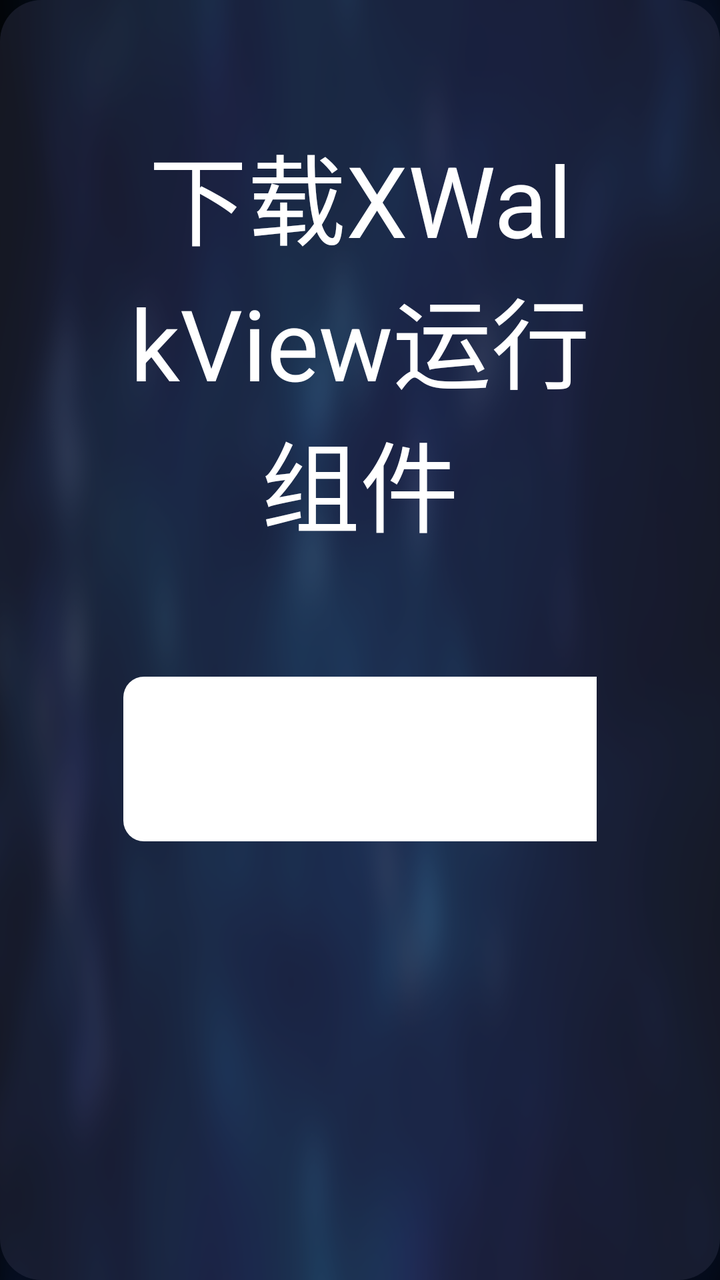
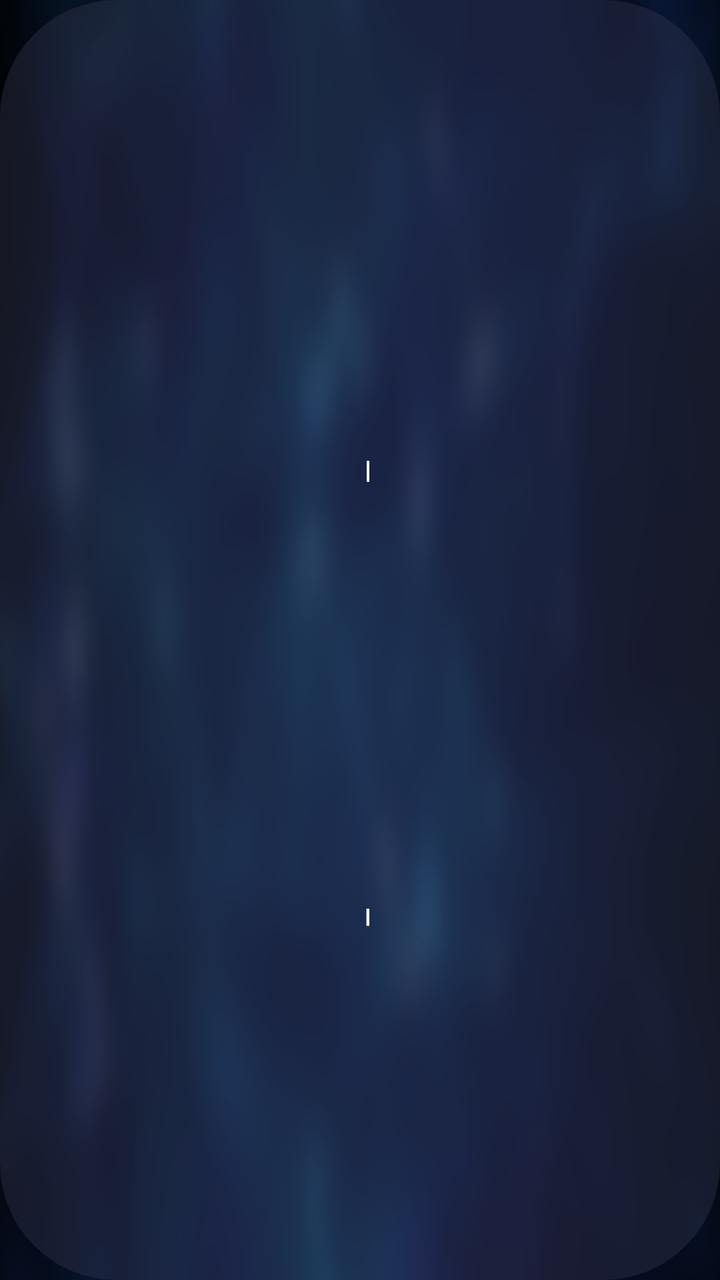

Screens rendered from an Android XML layout before and after an edit, with the pre-edit source and the edit as a unified diff.
<!-- AndroidManifest.xml: application theme AppTheme.NoActionBar -->
<!-- res/layout/dialog_xwalk.xml -->
<?xml version="1.0" encoding="utf-8"?>
<LinearLayout xmlns:android="http://schemas.android.com/apk/res/android"
    android:layout_width="wrap_content"
    android:layout_height="wrap_content"
    android:layout_gravity="center"
    android:background="@drawable/model_dialog_bg"
    android:orientation="vertical"
    android:padding="30pt">

    <TextView
        android:id="@+id/downXWalkArch"
        android:layout_width="match_parent"
        android:layout_height="wrap_content"
        android:focusable="false"
        android:focusableInTouchMode="false"
        android:gravity="center"
        android:text="下载XWalkView运行组件"
        android:textColor="@android:color/white"
        android:textSize="24pt" />

    <TextView
        android:id="@+id/downXWalk"
        android:layout_width="300pt"
        android:layout_height="40pt"
        android:layout_marginTop="30pt"
        android:background="@drawable/splash_focus"
        android:focusable="true"
        android:focusableInTouchMode="true"
        android:gravity="center"
        android:text="下载"
        android:textColor="@android:color/black"
        android:textSize="18pt" />

</LinearLayout>
<!-- resources referenced by this layout -->
<resources>
  <!-- drawable model_dialog_bg (drawable) -->
  <?xml version="1.0" encoding="utf-8"?>
  <shape xmlns:android="http://schemas.android.com/apk/res/android">
      <corners android:radius="10pt"/>
      <solid android:color="@color/color_6632364E"/>
  </shape>
  <!-- drawable splash_focus (drawable) -->
  <?xml version="1.0" encoding="utf-8"?>
  <selector xmlns:android="http://schemas.android.com/apk/res/android">
      <item android:state_focused="true">
          <shape>
              <corners android:radius="5pt" />
              <solid android:color="@android:color/white" />
              <stroke android:width="2pt" android:color="@color/color_FF5F00" />
          </shape>
      </item>
      <item android:state_focused="false">
          <shape>
              <corners android:radius="5pt" />
              <solid android:color="@android:color/white" />
          </shape>
      </item>
  </selector>
  <style name="AppTheme.NoActionBar">
          <item name="android:windowActionBar">false</item>
          <item name="android:windowNoTitle">true</item>
          <item name="windowActionBar">false</item>
          <item name="android:windowFullscreen">true</item>//全屏即无通知栏
          <item name="android:windowContentOverlay">@null</item>//是否有遮盖
          <item name="windowNoTitle">true</item>
          <item name="android:keepScreenOn">true</item>
          
          <item name="android:windowBackground">@drawable/vod_thumb</item>
      </style>
  <color name="color_6632364E">#6632364E</color>
  <color name="color_FF5F00">#FF5F00</color>
  <!-- drawable vod_thumb: png bitmap (drawable-xhdpi, 198620 bytes) -->
</resources>

<!-- the commit's change to res/layout/dialog_xwalk.xml (unified diff, before → after) -->
@@ -5,7 +5,7 @@
     android:layout_gravity="center"
     android:background="@drawable/model_dialog_bg"
     android:orientation="vertical"
-    android:padding="30pt">
+    android:padding="30mm">
 
     <TextView
         android:id="@+id/downXWalkArch"
@@ -16,19 +16,19 @@
         android:gravity="center"
         android:text="下载XWalkView运行组件"
         android:textColor="@android:color/white"
-        android:textSize="24pt" />
+        android:textSize="24mm" />
 
     <TextView
         android:id="@+id/downXWalk"
-        android:layout_width="300pt"
-        android:layout_height="40pt"
-        android:layout_marginTop="30pt"
+        android:layout_width="300mm"
+        android:layout_height="40mm"
+        android:layout_marginTop="30mm"
         android:background="@drawable/splash_focus"
         android:focusable="true"
         android:focusableInTouchMode="true"
         android:gravity="center"
         android:text="下载"
         android:textColor="@android:color/black"
-        android:textSize="18pt" />
+        android:textSize="18mm" />
 
 </LinearLayout>
<!-- resource entries referenced after the edit -->
@@ -3,7 +3,7 @@
   <!-- drawable model_dialog_bg (drawable) -->
   <?xml version="1.0" encoding="utf-8"?>
   <shape xmlns:android="http://schemas.android.com/apk/res/android">
-      <corners android:radius="10pt"/>
+      <corners android:radius="10mm"/>
       <solid android:color="@color/color_6632364E"/>
   </shape>
   <!-- drawable splash_focus (drawable) -->
@@ -11,14 +11,14 @@
   <selector xmlns:android="http://schemas.android.com/apk/res/android">
       <item android:state_focused="true">
           <shape>
-              <corners android:radius="5pt" />
+              <corners android:radius="5mm" />
               <solid android:color="@android:color/white" />
-              <stroke android:width="2pt" android:color="@color/color_FF5F00" />
+              <stroke android:width="2mm" android:color="@color/color_FF5F00" />
           </shape>
       </item>
       <item android:state_focused="false">
           <shape>
-              <corners android:radius="5pt" />
+              <corners android:radius="5mm" />
               <solid android:color="@android:color/white" />
           </shape>
       </item>
